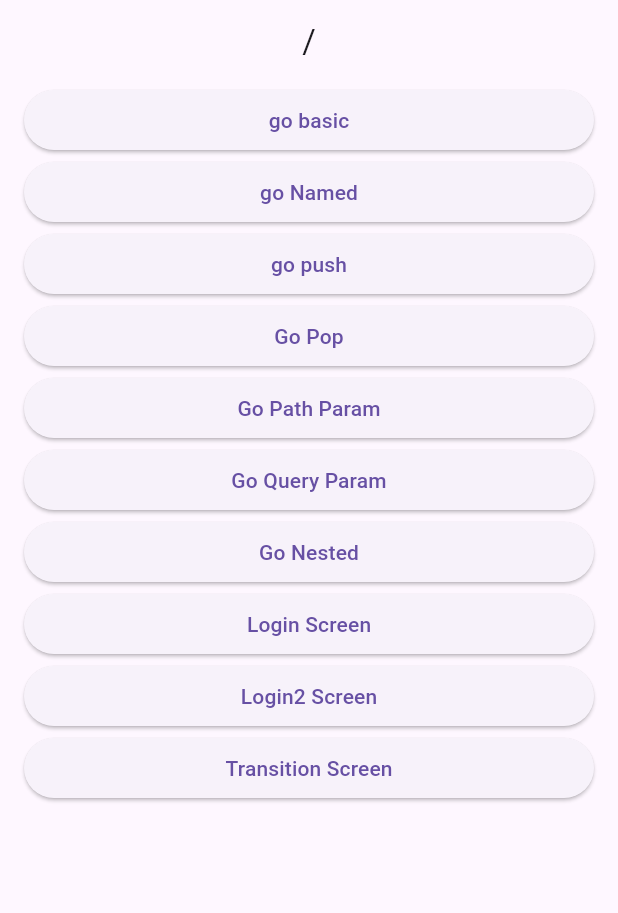
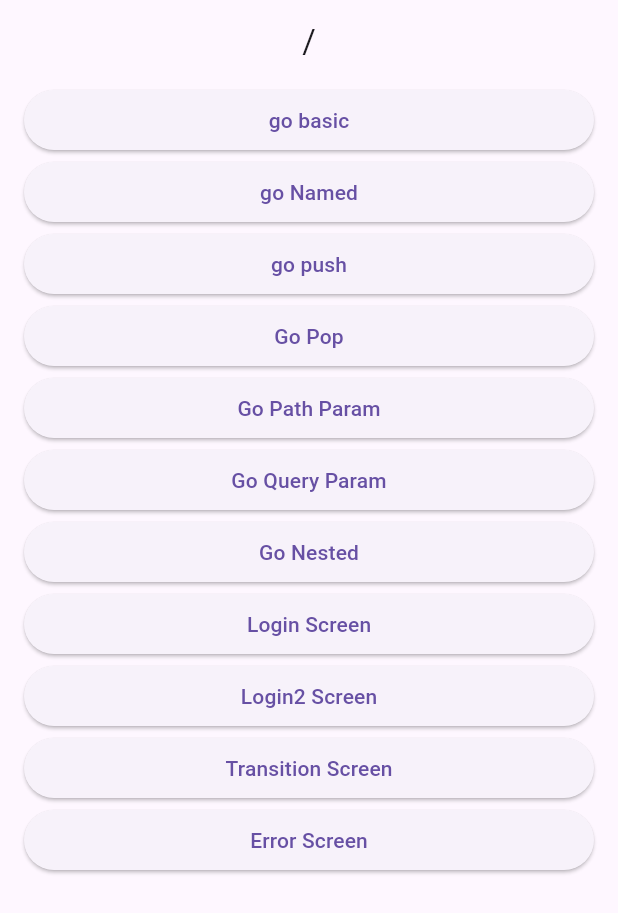
Before and after one commit to labyrinth30/flutter-go-router, a Flutter app: the screen it shows after launch, on a phone screen of 412 x 824 dp. Shown: the top 913 px of the screen. Run offline on Flutter 3.47's test engine with Material 3 defaults, Android fonts, the phone set to English and light mode, and no system bars; our stand-ins replace go_router.

Commit message:
Error Screen

```diff
--- a/lib/route/router.dart
+++ b/lib/route/router.dart
@@ -1,6 +1,7 @@
 import 'package:flutter/material.dart';
 import 'package:flutter_go_router/screens/10_transition_screen_1.dart';
 import 'package:flutter_go_router/screens/10_transition_screen_2.dart';
+import 'package:flutter_go_router/screens/11_error_screen.dart';
 import 'package:flutter_go_router/screens/1_basic_screen.dart';
 import 'package:flutter_go_router/screens/2_named_screen.dart';
 import 'package:flutter_go_router/screens/3_push_screen.dart';
@@ -164,4 +165,7 @@ final router = GoRouter(
       ],
     ),
   ],
+  errorBuilder: (context, state) => ErrorScreen(
+    error: state.error.toString(),
+  ),
 );
--- a/lib/screens/root_screen.dart
+++ b/lib/screens/root_screen.dart
@@ -61,6 +61,10 @@ class RootScreen extends StatelessWidget {
             text: 'Transition Screen',
             onPressed: () => context.go('/transition'),
           ),
+          CustomButton(
+            text: 'Error Screen',
+            onPressed: () => context.go('/error'),
+          ),
         ],
       ),
     );
```
Also changed, not shown: lib/screens/11_error_screen.dart (added, +30 -0 lines).
